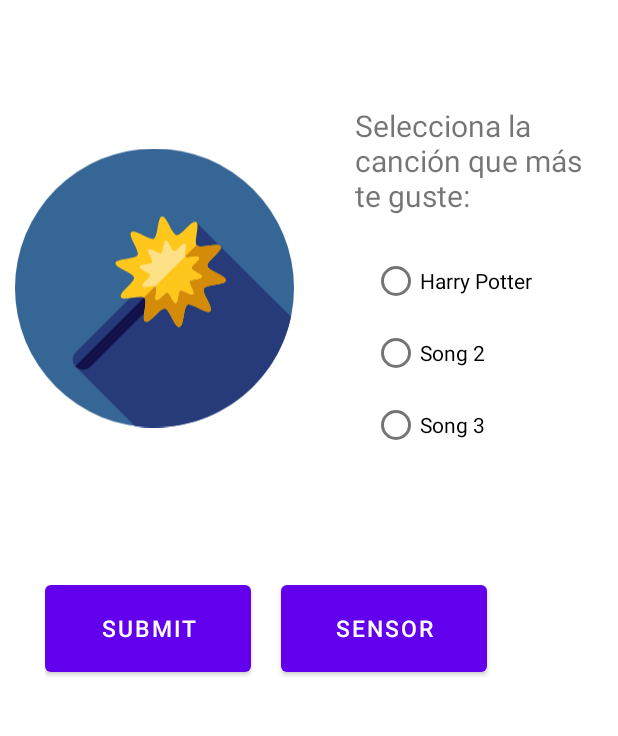
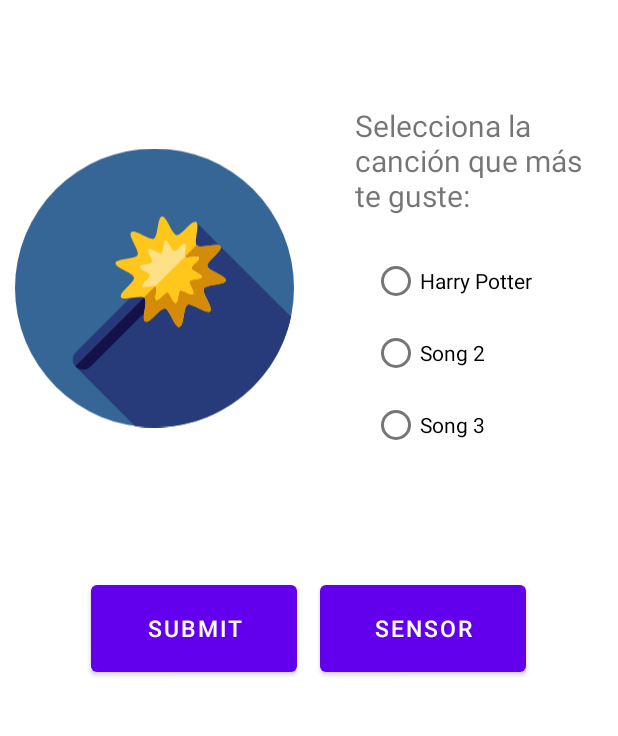
Before and after one commit to noelisasha/magic-alarm, an Android app: the screen it shows after launch (MainActivity_MagicAlarm), on a phone screen of 412 x 824 dp, the part 168-904 px from its top. Run offline under Robolectric (Android 15) with nearby library versions, the phone set to English and light mode, and no system bars.

Commit message:
Centrar botones, ajustar lampara en activity 2 y flecha para volver

```diff
--- a/ANDROID/MagicAlarm/app/src/main/AndroidManifest.xml
+++ b/ANDROID/MagicAlarm/app/src/main/AndroidManifest.xml
@@ -18,6 +18,7 @@
             android:exported="false" />
         <activity
             android:name=".Activity2_Sensors"
+            android:parentActivityName=".MainActivity_MagicAlarm"
             android:exported="false" />
         <activity
             android:name=".MainActivity_MagicAlarm"
--- a/ANDROID/MagicAlarm/app/src/main/res/layout/activity_main.xml
+++ b/ANDROID/MagicAlarm/app/src/main/res/layout/activity_main.xml
@@ -4,7 +4,7 @@
     xmlns:tools="http://schemas.android.com/tools"
     android:layout_width="fill_parent"
     android:layout_height="fill_parent"
-    android:layout_weight="1"
+    android:layout_weight="0"
     android:keepScreenOn="true"
     android:orientation="vertical"
     tools:context=".MainActivity_MagicAlarm">
@@ -107,29 +107,30 @@
     <LinearLayout
         android:layout_width="fill_parent"
         android:layout_height="wrap_content"
-        android:gravity="bottom"
+        android:layout_gravity="bottom|center_horizontal|fill_horizontal"
+        android:gravity="bottom|center_horizontal"
+        android:orientation="horizontal"
+        android:paddingHorizontal="30dp"
         android:paddingVertical="0dp"
-        android:paddingHorizontal="30dp"
-        android:textAlignment="center"
-        android:layout_gravity="center_horizontal"
-        android:orientation="horizontal" >
+        android:textAlignment="center">
 
         <Button
             android:id="@+id/buttonSubmit"
             android:layout_width="137dp"
             android:layout_height="70dp"
+            android:layout_gravity="center_horizontal"
+            android:layout_marginEnd="5dp"
+            android:layout_marginRight="5dp"
             android:text="SUBMIT"
             android:textAlignment="center"
-            android:layout_marginRight="10dp"
-            android:layout_gravity="left"
             android:textSize="15sp" />
 
         <Button
             android:id="@+id/buttonSensores"
             android:layout_width="137dp"
             android:layout_height="70dp"
+            android:layout_gravity="right"
             android:layout_marginLeft="10dp"
-            android:layout_gravity="right"
             android:text="SENSOR"
             android:textAlignment="center"
             android:textSize="15sp" />
```
Also changed, not shown: ANDROID/MagicAlarm/app/src/main/java/com/example/magicalarm/Activity2_Sensors.java (+7 -3 lines).
